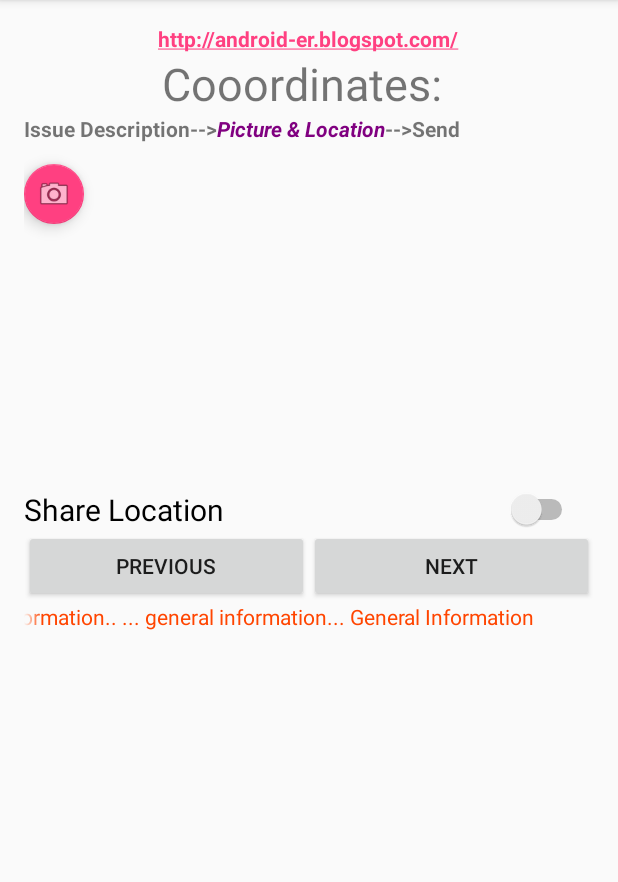
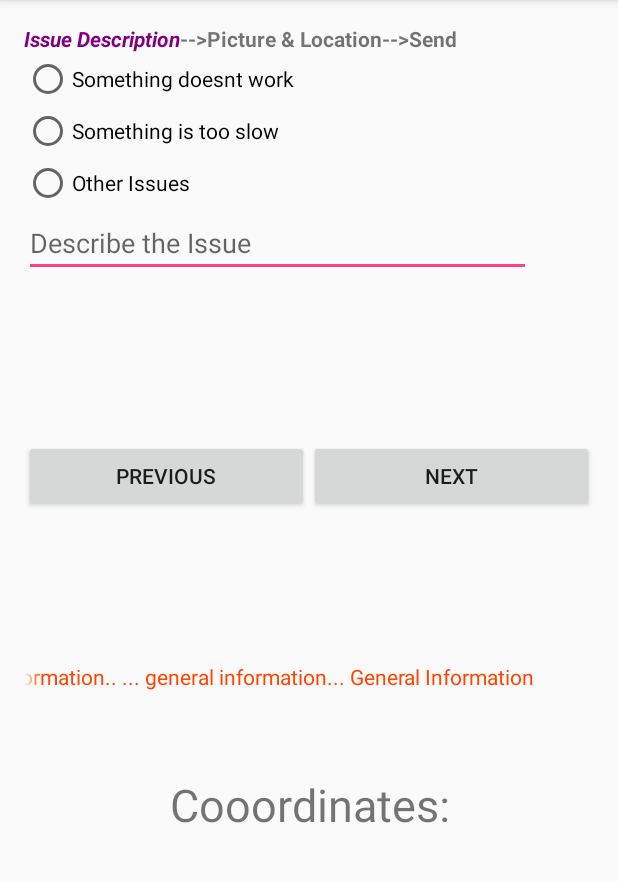
Before and after one commit to TineshShah/T_tabbed1, an Android app: the fragment Tab3 shown on its own in the app's theme, on a phone screen of 412 x 824 dp, the part 84-966 px from its top. Run offline under Robolectric (Android 15) with nearby library versions, the phone set to English and light mode, and no system bars.

Commit message:
1.Added 3 radio buttons "something doesnt work,something is too slow and other issues"  in Tab3. 2.Picture button aligned in center

```diff
--- a/app/src/main/java/com/example/tinesh/t_tabbed/Tab3.java
+++ b/app/src/main/java/com/example/tinesh/t_tabbed/Tab3.java
@@ -1,38 +1,29 @@
 package com.example.tinesh.t_tabbed;
 
-import android.Manifest;
 import android.content.Intent;
-import android.content.pm.PackageManager;
 import android.location.Address;
 import android.location.Geocoder;
 import android.location.Location;
 import android.location.LocationListener;
 import android.location.LocationManager;
-import android.os.Build;
 import android.provider.Settings;
-import android.support.v4.app.ActivityCompat;
 import android.support.v4.app.Fragment;
 import android.os.Bundle;
 import android.support.annotation.Nullable;
 import android.text.Html;
 import android.text.Spanned;
 import android.text.TextUtils;
+import android.util.Log;
 import android.view.LayoutInflater;
 import android.view.View;
 import android.view.ViewGroup;
 import android.view.animation.Animation;
 import android.view.animation.AnimationUtils;
 import android.widget.Button;
-import android.widget.Switch;
 import android.widget.TextView;
 import android.widget.Toast;
 import android.widget.ViewAnimator;
 import android.content.Context;
-import android.location.Address;
-import android.location.Geocoder;
-import android.location.Location;
-import android.location.LocationListener;
-import android.location.LocationManager;
 
 import java.io.IOException;
 import java.util.List;
@@ -46,9 +37,11 @@ import static com.example.tinesh.t_tabbed.R.layout.tab3;
 //OK //ok
 public class Tab3 extends Fragment{
     Button buttonPrev, buttonNext;
+
     TextView txtView7;
-    TextView txtview4;
-    TextView txtview3;
+    TextView txtviewIssue;
+    TextView txtviewPictureLocation;
+    TextView txtviewSend;
     TextView tv;
     private LocationListener listener;
     ViewAnimator viewAnimator;
@@ -59,7 +52,10 @@ public class Tab3 extends Fragment{
     @Override
     public View onCreateView(LayoutInflater inflater, @Nullable ViewGroup container, Bundle savedInstanceState) {
         super.onCreate(savedInstanceState);
+
         View view=inflater.inflate(tab3,container,false);
+
+
         tv = (TextView) view.findViewById(R.id.mywidget);
         tv.setSelected(true);
         tv.setEllipsize(TextUtils.TruncateAt.MARQUEE);
@@ -89,6 +85,7 @@ public class Tab3 extends Fragment{
 
                         txtView7 = (TextView)getView().findViewById(R.id.textView7);
                         txtView7.setText(address + "City is :" + city + "state is :" + state + "country is " + country + "postal code " + postalCode + "known name " + knownName);
+
                     }
                 }
                 catch (IOException e) {
@@ -114,34 +111,44 @@ public class Tab3 extends Fragment{
 
         buttonPrev = (Button)view.findViewById(R.id.prev);
         buttonNext = (Button)view.findViewById(R.id.next);
+
         viewAnimator = (ViewAnimator)view.findViewById(R.id.viewanimator);
-        Spanned text = Html.fromHtml("Issue Description--><font color=\"purple\"><i>Picture & Location</i></font>-->Send");
-        Spanned text1 = Html.fromHtml("<font color=\"purple\"><i>Issue Description</i></font>-->Picture & Location-->Send");
+        //text to display
+        Spanned text = Html.fromHtml("<font color=\"purple\"><i>Issue Description</i></font>-->Picture & Location-->Send");
+        Spanned text1 = Html.fromHtml("Issue Description--><font color=\"purple\"><i>Picture & Location</i></font>-->Send");
+        Spanned text2 = Html.fromHtml("Issue Description-->Picture & Location--><font color=\"purple\"><i>Send</i></font>");
 
-        txtview4=(TextView)view.findViewById(R.id.textView4);
-        txtview4.setText(text);
+        txtviewPictureLocation =(TextView)view.findViewById(R.id.textView4);
+        txtviewPictureLocation.setText(text1);
 
-        txtview3=(TextView)view.findViewById(R.id.textView3);
-        txtview3.setText(text1);
+        txtviewIssue =(TextView)view.findViewById(R.id.textView3);
+        txtviewIssue.setText(text);
 
-        slide_in_left = AnimationUtils.loadAnimation(getContext(), android.R.anim.slide_in_left);
-        slide_out_right = AnimationUtils.loadAnimation(getContext(), android.R.anim.slide_out_right);
+        txtviewSend =(TextView)view.findViewById(R.id.textView5);
+        txtviewSend.setText(text2);
 
-        viewAnimator.setInAnimation(slide_in_left);
-        viewAnimator.setOutAnimation(slide_out_right);
+
+        slide_in_left = AnimationUtils.loadAnimation(getContext(), android.R.anim.fade_in);
+        //slide_out_right = AnimationUtils.loadAnimation(getContext(), android.R.anim.fade_in);
+
+
+
+
 
 
         buttonPrev.setOnClickListener(new View.OnClickListener(){
 
             @Override
-            public void onClick(View arg0) {
+            public void onClick(View view1) {
+                viewAnimator.setInAnimation(slide_in_left);
                 viewAnimator.showPrevious();
             }});
 
         buttonNext.setOnClickListener(new View.OnClickListener(){
 
             @Override
-            public void onClick(View arg0) {
+            public void onClick(View view1) {
+                viewAnimator.setOutAnimation(slide_out_right);
                 viewAnimator.showNext();
             }});
         return view;
--- a/app/src/main/java/com/example/tinesh/t_tabbed/TabTin.java
+++ b/app/src/main/java/com/example/tinesh/t_tabbed/TabTin.java
@@ -1,9 +1,10 @@
 package com.example.tinesh.t_tabbed;
 
 import android.Manifest;
+import android.content.ActivityNotFoundException;
 import android.content.Intent;
+import android.content.pm.PackageManager;
 import android.content.res.Configuration;
-import android.content.pm.PackageManager;
 import android.database.Cursor;
 import android.graphics.BitmapFactory;
 import android.location.Address;
@@ -16,7 +17,6 @@ import android.os.AsyncTask;
 import android.os.Build;
 import android.os.Bundle;
 import android.os.Environment;
-import android.preference.PreferenceManager;
 import android.provider.MediaStore;
 import android.provider.Settings;
 import android.speech.RecognizerIntent;
@@ -28,24 +28,18 @@ import android.support.v4.app.Fragment;
 import android.support.v4.app.FragmentManager;
 import android.support.v4.app.FragmentPagerAdapter;
 import android.support.v4.view.ViewPager;
-import android.support.v7.app.ActionBarActivity;
 import android.support.v7.app.AppCompatActivity;
 import android.support.v7.widget.Toolbar;
 import android.util.Log;
 import android.view.Menu;
 import android.view.View;
-import android.view.animation.Animation;
-import android.view.animation.AnimationUtils;
-import android.widget.AdapterView;
 import android.widget.Button;
 import android.widget.EditText;
 import android.widget.ImageButton;
 import android.widget.ImageView;
-import android.widget.Spinner;
 import android.widget.Switch;
 import android.widget.TextView;
 import android.widget.Toast;
-import android.content.ActivityNotFoundException;
 import android.widget.ViewAnimator;
 
 import com.jaredrummler.android.device.DeviceName;
@@ -53,21 +47,17 @@ import com.jaredrummler.android.device.DeviceName;
 import java.io.File;
 import java.io.FileWriter;
 import java.io.IOException;
-import java.net.URI;
 import java.util.ArrayList;
 import java.util.List;
 import java.util.Locale;
 
 import me.toptas.fancyshowcase.FancyShowCaseQueue;
 import me.toptas.fancyshowcase.FancyShowCaseView;
-import android.support.v7.app.ActionBarActivity;
-import static android.R.attr.fragment;
+
 import static android.widget.Toast.LENGTH_LONG;
 import static android.widget.Toast.makeText;
-import static com.example.tinesh.t_tabbed.R.id.btnSendTab1;
 import static com.example.tinesh.t_tabbed.R.id.container;
-import static com.example.tinesh.t_tabbed.R.id.imageView;
-import static com.example.tinesh.t_tabbed.R.id.tab1_layout;
+import static java.security.AccessController.getContext;
 
 public class TabTin extends AppCompatActivity{
 
@@ -101,15 +91,13 @@ public class TabTin extends AppCompatActivity{
     private ImageButton mSpeakBtn;
     Button btnNext,btnPrevious;
     ViewAnimator viewAnimator;
-TextView tv;
+    TextView tv;
+    private String txtCompleteAddress;
 
     @Override
     protected void onCreate(Bundle savedInstanceState) {
         super.onCreate(savedInstanceState);
         setContentView(R.layout.activity_tab_tin);
-
-
-
 
         //location Manager for getting location Details
         locationManager = (LocationManager) getSystemService(LOCATION_SERVICE);
@@ -133,6 +121,9 @@ TextView tv;
 
                         textView = (TextView) findViewById(R.id.textView7);
                         textView.setText(address + "City is :" + city + "state is :" + state + "country is " + country + "postal code " + postalCode + "known name " + knownName);
+                        txtCompleteAddress=address + "  City is :"+city + "  state is :" + state + "  country is " + country +"  postal code " + postalCode + "  known name" + knownName;
+                        Log.e("Address",txtCompleteAddress);
+
                     }
                 }
                 catch (IOException e) {
--- a/app/src/main/res/layout/tab3.xml
+++ b/app/src/main/res/layout/tab3.xml
@@ -10,33 +10,68 @@
     android:paddingTop="@dimen/activity_vertical_margin"
     tools:context=".MainActivity" >
 
-    <TextView
-        android:layout_width="wrap_content"
-        android:layout_height="wrap_content"
-        android:layout_gravity="center_horizontal"
-        android:autoLink="web"
-        android:text="http://android-er.blogspot.com/"
-        android:textStyle="bold" />
-
-
 
     <ViewAnimator
         android:id="@+id/viewanimator"
         android:layout_width="match_parent"
         android:layout_height="wrap_content">
 
+
+        <LinearLayout
+            android:layout_width="338dp"
+            android:layout_height="match_parent"
+            android:orientation="vertical"
+            android:weightSum="1">
+
+            <TextView
+                android:id="@+id/textView3"
+                android:layout_width="match_parent"
+                android:layout_height="wrap_content"
+                android:text="Issue Description->Picture and Location-->Send"
+                android:textStyle="bold" />
+
+            <RadioGroup
+                android:layout_width="match_parent"
+                android:layout_height="wrap_content"
+                android:layout_weight="0.07">
+
+                <RadioButton
+                    android:id="@+id/radioButton8"
+                    android:layout_width="wrap_content"
+                    android:layout_height="wrap_content"
+                    android:layout_weight="1"
+                    android:text="@string/something_doesnt_work" />
+
+                <RadioButton
+                    android:id="@+id/radioButton9"
+                    android:layout_width="wrap_content"
+                    android:layout_height="wrap_content"
+                    android:layout_weight="1"
+                    android:text="@string/something_is_too_slow" />
+
+                <RadioButton
+                    android:id="@+id/radioButton10"
+                    android:layout_width="wrap_content"
+                    android:layout_height="wrap_content"
+                    android:layout_weight="1"
+                    android:text="@string/other_issues" />
+            </RadioGroup>
+
+            <EditText
+                android:id="@+id/editText"
+                android:layout_width="match_parent"
+                android:layout_height="wrap_content"
+                android:ems="10"
+                android:hint="@string/describe_the_issue"
+                android:inputType="textMultiLine" />
+
+        </LinearLayout>
+
         <LinearLayout
             android:layout_width="369dp"
             android:layout_height="match_parent"
-            android:orientation="vertical">
-
-            <TextView
-                android:id="@+id/textView7"
-                android:layout_width="match_parent"
-                android:layout_height="wrap_content"
-                android:gravity="center"
-                android:text="@string/Coordinates"
-                android:textSize="30sp" />
+            android:orientation="vertical"
+            android:weightSum="1">
 
             <TextView
                 android:id="@+id/textView4"
@@ -48,7 +83,9 @@
                 android:id="@+id/floatingActionButton"
                 android:layout_width="match_parent"
                 android:layout_height="wrap_content"
+                android:layout_marginLeft="180dp"
                 android:layout_marginTop="14dp"
+                android:layout_weight="3.26"
                 android:clickable="true"
                 android:onClick="AddPic"
                 app:backgroundTint="@color/colorAccent"
@@ -75,51 +112,38 @@
         </LinearLayout>
 
         <LinearLayout
-            android:layout_width="338dp"
+            android:layout_width="match_parent"
             android:layout_height="match_parent"
-            android:orientation="vertical">
+            android:orientation="vertical"
+            android:weightSum="1">
 
             <TextView
-                android:id="@+id/textView3"
-                android:layout_width="match_parent"
+                android:id="@+id/textView5"
+                android:layout_width="380dp"
                 android:layout_height="wrap_content"
                 android:text="Issue Description->Picture and Location-->Send"
                 android:textStyle="bold" />
 
-            <ImageView
-                android:id="@+id/imageView"
+            <RatingBar
+                android:id="@+id/ratingBar3"
+                android:layout_width="wrap_content"
+                android:layout_height="wrap_content"
+                android:layout_gravity="center_horizontal"
+                android:foregroundGravity="center_horizontal"
+                android:isIndicator="false"
+                android:numStars="5" />
+
+            <TextView
+                android:id="@+id/textView9"
                 android:layout_width="match_parent"
                 android:layout_height="wrap_content"
-                android:src="@mipmap/ic_launcher" />
-
-            <EditText
-                android:id="@+id/editText"
-                android:layout_width="match_parent"
-                android:layout_height="wrap_content"
-                android:ems="10"
-                android:hint="Describe the Issue"
-                android:inputType="textMultiLine" />
-
-        </LinearLayout>
-
-        <LinearLayout
-            android:layout_width="match_parent"
-            android:layout_height="wrap_content"
-            android:gravity="center"
-            android:orientation="vertical">
-
-            <Button
-                android:layout_width="wrap_content"
-                android:layout_height="wrap_content"
-                android:text="- Button 4 -" />
-
-            <TextView
-                android:layout_width="wrap_content"
-                android:layout_height="wrap_content"
-                android:text="LinearLayout 4" />
+                android:gravity="center_vertical|center_horizontal"
+                android:text="@string/thank_you_for_the_information_please_click_on_the_send_button_below"
+                android:textStyle="bold" />/>
         </LinearLayout>
 
     </ViewAnimator>
+
     <LinearLayout
         android:layout_width="match_parent"
         android:layout_height="wrap_content"
@@ -139,23 +163,37 @@
             android:layout_weight="1"
             android:text="next" />
     </LinearLayout>
-    <RelativeLayout
-        xmlns:android="http://schemas.android.com/apk/res/android"
+
+    <RelativeLayout xmlns:android="http://schemas.android.com/apk/res/android"
         android:layout_width="fill_parent"
-        android:layout_height="fill_parent">
+        android:layout_height="fill_parent"
+        android:paddingTop="100dp">
+
         <TextView
             android:id="@+id/mywidget"
             android:layout_width="wrap_content"
             android:layout_height="wrap_content"
             android:layout_alignParentRight="true"
-            android:maxLines="1"
             android:ellipsize="marquee"
             android:fadingEdge="horizontal"
             android:marqueeRepeatLimit="marquee_forever"
+            android:maxLines="1"
             android:scrollHorizontally="true"
-            android:textColor="#ff4500"
             android:singleLine="true"
-            android:text="Simple application" />
+            android:text="Simple application"
+            android:textColor="#ff4500" />
+
+        <TextView
+            android:id="@+id/textView7"
+            android:layout_width="match_parent"
+            android:layout_height="wrap_content"
+            android:layout_alignParentStart="true"
+            android:layout_below="@+id/mywidget"
+            android:layout_marginTop="55dp"
+            android:gravity="center"
+            android:text="@string/Coordinates"
+            android:textSize="30sp" />
+
     </RelativeLayout>
 
 
--- a/app/src/main/res/values/strings.xml
+++ b/app/src/main/res/values/strings.xml
@@ -10,6 +10,11 @@
     <string name="EnterIssue">Enter(or)Tap on Mike to describe the issue</string>
     <string name="Category">Category</string>
     <string name="country_prompt">Choose a country</string>
+    <string name="thank_you_for_the_information_please_click_on_the_send_button_below">Thank you for the information.Please click on the Send Button below.</string>
+    <string name="something_doesnt_work">Something doesnt work</string>
+    <string name="something_is_too_slow">Something is too slow</string>
+    <string name="other_issues">Other Issues</string>
+    <string name="describe_the_issue">Describe the Issue</string>
     <string-array name="country_arrays">
         <item>Malaysia</item>
         <item>United States</item>
```
